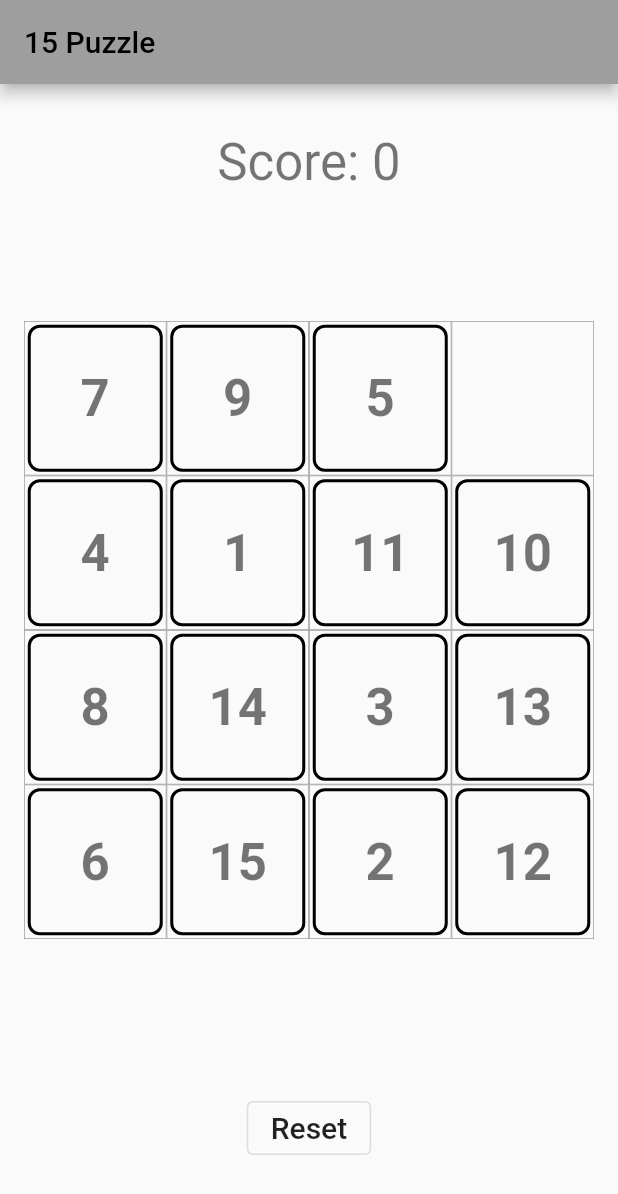
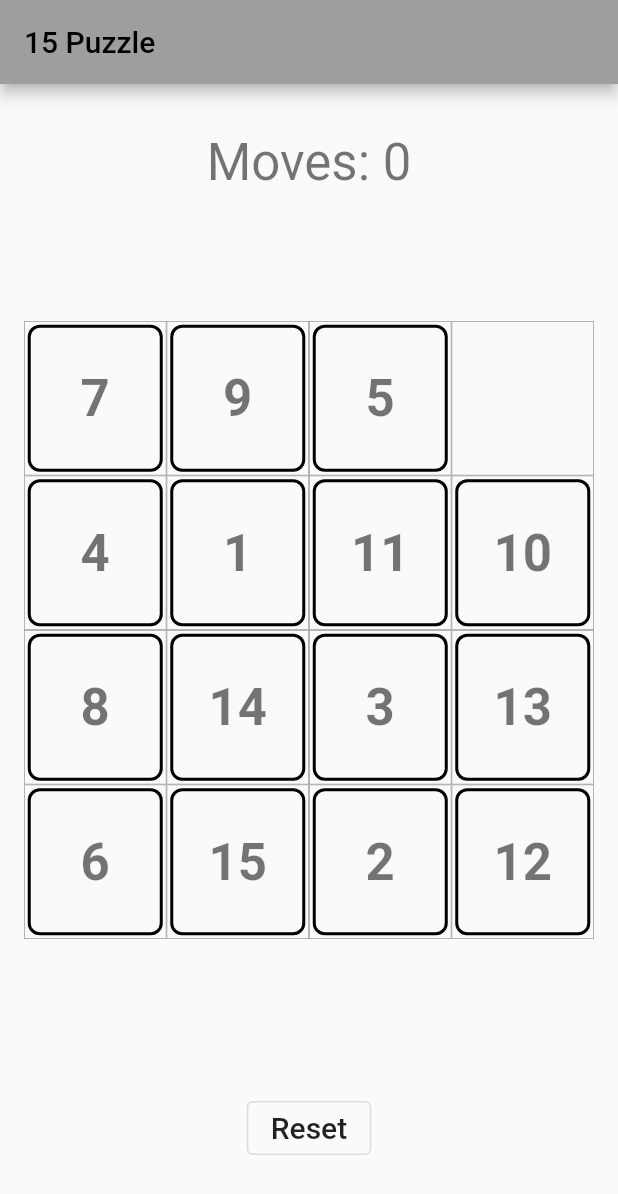
Before and after one commit to RyochanUedasan/fifteen_puzzle, a Flutter app: the screen it shows after launch, on a phone screen of 412 x 824 dp. Shown: the top 1194 px of the screen. Run offline on Flutter 3.47's test engine with Material 2 defaults, Android fonts, the phone set to English and light mode, and no system bars.

Commit message:
s/score/moves/g (#6)

```diff
--- a/lib/game.dart
+++ b/lib/game.dart
@@ -64,7 +64,7 @@ class _GameState extends State<Game> {
         context: context,
         builder: (context) => AlertDialog(
           title: const Text("Completed!"),
-          content: Text("Your score is: $moveCount"),
+          content: Text("Your moves: $moveCount"),
           actions: [
             TextButton(
               onPressed: () {
@@ -81,7 +81,7 @@ class _GameState extends State<Game> {
   Widget scoreBoard() {
     return Center(
       child: Text(
-        "Score: $moveCount",
+        "Moves: $moveCount",
         style: Theme.of(context).textTheme.headlineMedium,
       ),
     );
```
